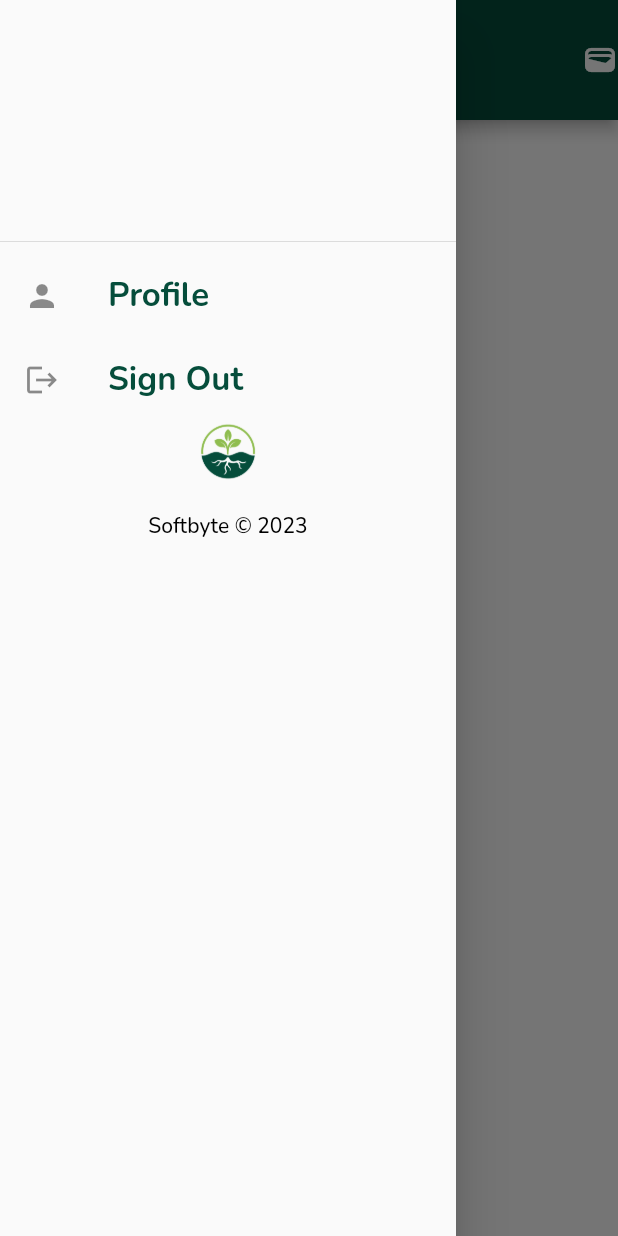
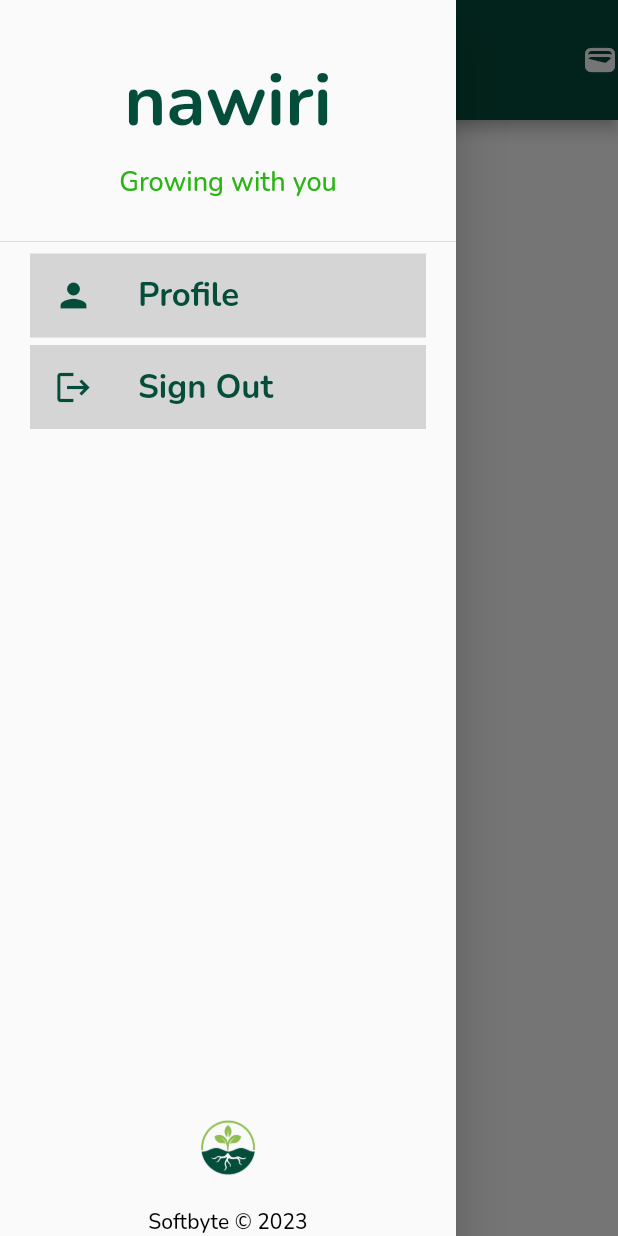
Before and after one commit to jacinta-mutinda/pointofsale-master, a Flutter app: the BillingsPage screen opened directly, with the side drawer open, on a phone screen of 412 x 824 dp. Run offline on Flutter 3.47's test engine with Material 2 defaults, Android fonts, the phone set to English and light mode, and no system bars; our stand-ins replace font_awesome_flutter, get, local_auth, shared_preferences; missing offline and left inert: flutter_screen_lock; accounts and stored records are empty.

Commit message:
implement navigation global widgets

```diff
--- a/lib/theme/global_widgets.dart
+++ b/lib/theme/global_widgets.dart
@@ -2,7 +2,7 @@ import 'package:flutter/material.dart';
 import 'package:get/get.dart';
 import 'package:nawiri/auth/auth_ctrl.dart';
 import 'package:nawiri/auth/screens/profile.dart';
-import 'package:nawiri/core/home/billings/billings.dart';
+import 'package:nawiri/core/home/billings.dart';
 import 'package:nawiri/theme/constants.dart';
 
 final auth = Auth();
@@ -75,33 +75,80 @@ PreferredSizeWidget mainAppBar({required String pageTitle}) {
       ]);
 }
 
+PreferredSizeWidget secAppBar({required String pageTitle}) {
+  return AppBar(
+    backgroundColor: Colors.white,
+    elevation: 0,
+    toolbarHeight: 80,
+    iconTheme: const IconThemeData(color: kDarkGreen, size: 28),
+    title: Text(pageTitle, style: kPageTitle),
+  );
+}
+
 Widget mainDrawer() {
   return Drawer(
-    child: ListView(
-      children: <Widget>[
-        SizedBox(child: DrawerHeader(child: Container())),
+      child: Column(
+    children: [
+      Expanded(
+          child: ListView(children: <Widget>[
         SizedBox(
+            child: DrawerHeader(
+                child: Column(
+          mainAxisAlignment: MainAxisAlignment.center,
+          crossAxisAlignment: CrossAxisAlignment.center,
+          children: const [
+            Padding(
+                padding: EdgeInsets.only(bottom: 10),
+                child: Text(
+                  'nawiri',
+                  style: TextStyle(
+                      color: kDarkGreen,
+                      fontFamily: 'Nunito',
+                      fontWeight: FontWeight.w700,
+                      fontSize: 48),
+                )),
+            Text(
+              'Growing with you',
+              style: TextStyle(
+                  color: kNeonGreen,
+                  fontFamily: 'Nunito',
+                  fontWeight: FontWeight.w500,
+                  fontSize: 18),
+            ),
+          ],
+        ))),
+        Padding(
+          padding: const EdgeInsets.symmetric(horizontal: 20),
           child: Column(children: <Widget>[
             ListTile(
-                leading: const Icon(Icons.person),
+                leading: const Icon(Icons.person, color: kDarkGreen, size: 26),
                 title: const Text('Profile', style: kDrawerTxt),
                 selectedTileColor: kDarkGreen,
                 selectedColor: Colors.white,
+                tileColor: const Color(0xFFD5D5D5),
+                textColor: kDarkGreen,
                 onTap: () {
                   Get.to(const ProfilePage());
                 }),
-            ListTile(
-                leading: const Icon(Icons.logout),
+            Padding(
+                padding: const EdgeInsets.symmetric(vertical: 5),
+                child: ListTile(
+                    leading:
+                        const Icon(Icons.logout, color: kDarkGreen, size: 26),
                     title: const Text('Sign Out', style: kDrawerTxt),
                     selectedTileColor: kDarkGreen,
                     selectedColor: Colors.white,
+                    tileColor: const Color(0xFFD5D5D5),
+                    textColor: kDarkGreen,
                     onTap: () {
                       auth.logout();
-                }),
+                    })),
           ]),
         ),
-        Align(
-            alignment: Alignment.bottomCenter,
+      ])),
+      SizedBox(
+          child: Align(
+              alignment: FractionalOffset.bottomCenter,
               child: Column(
                 mainAxisAlignment: MainAxisAlignment.center,
                 crossAxisAlignment: CrossAxisAlignment.center,
@@ -119,10 +166,49 @@ Widget mainDrawer() {
                         fontSize: 14),
                   ),
                 ],
-            ))
+              )))
     ],
+  ));
+}
+
+Widget navMenu({required navItems}) {
+  return ListView(
+    children: <Widget>[
+      const Padding(
+          padding: EdgeInsets.symmetric(vertical: 10),
+          child: Text('Select an option:',
+              style: TextStyle(
+                  color: Colors.black,
+                  fontSize: 18,
+                  fontWeight: FontWeight.w500))),
+      SizedBox(
+        child: Column(children: navItems),
       ),
+    ],
   );
+}
+
+Widget navItem({required iconPath, required label, required dynamic goTo}) {
+  return Padding(
+      padding: const EdgeInsets.symmetric(vertical: 5),
+      child: ListTile(
+          leading: Icon(iconPath, color: Colors.white, size: 22),
+          trailing: const Icon(
+            Icons.keyboard_arrow_right,
+            color: Colors.white,
+            size: 22,
+          ),
+          title: Text(label,
+              style: const TextStyle(
+                  fontSize: 18,
+                  fontWeight: FontWeight.w600,
+                  fontFamily: 'Nunito')),
+          tileColor: kDarkGreen,
+          textColor: Colors.white,
+          selectedTileColor: kNeonGreen,
+          onTap: () {
+            Get.to(goTo);
+          }));
 }
 
 // ---------------- Auth Widgets
```
Lines whose indentation alone changed are shown as unchanged.
